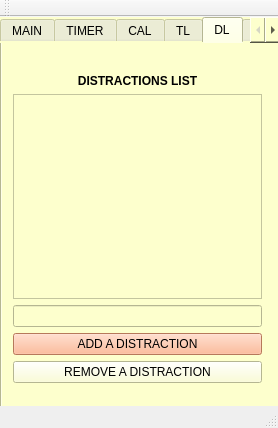
Above: doro_manager.ui from xpero39/doro_manager before the change. Below: the same form after it.
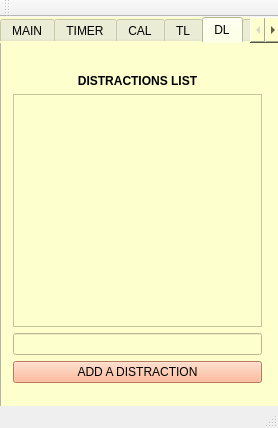
That is the form after the change. The open tabs and pages were chosen to show the change.

What changed in the file:
```diff
--- a/doro_manager.ui
+++ b/doro_manager.ui
@@ -713,13 +713,6 @@
          </property>
         </widget>
        </item>
-       <item>
-        <widget class="QPushButton" name="removeDistButton">
-         <property name="text">
-          <string>REMOVE A DISTRACTION</string>
-         </property>
-        </widget>
-       </item>
       </layout>
      </widget>
     </widget>
```
Left out of the diff: 2 changed lines with no effect on the pictures.
